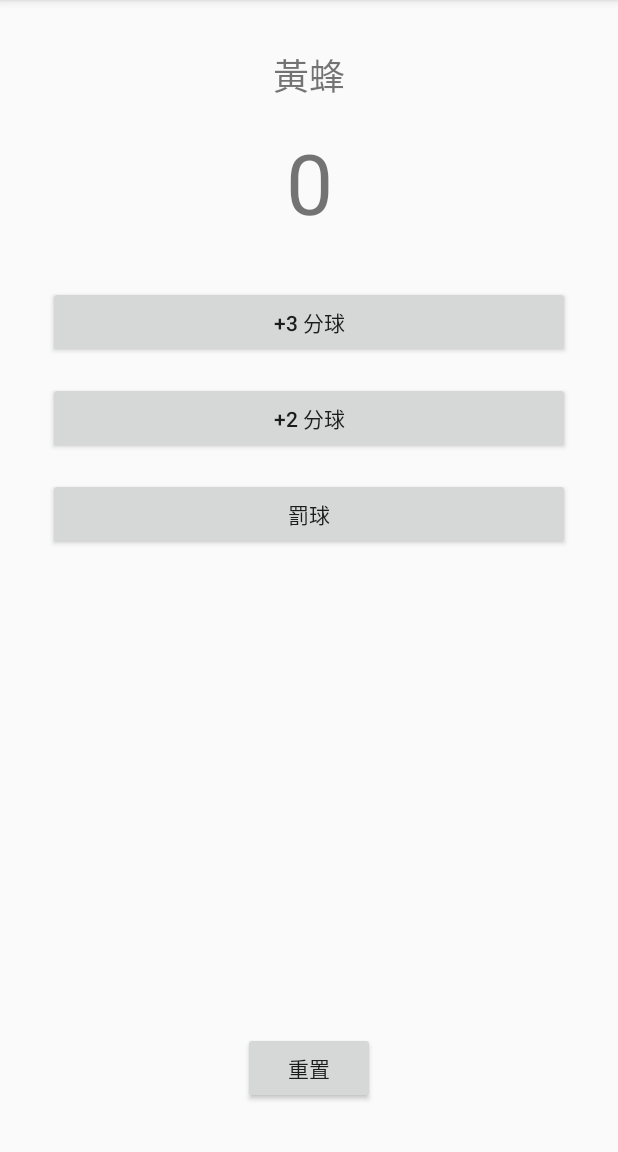
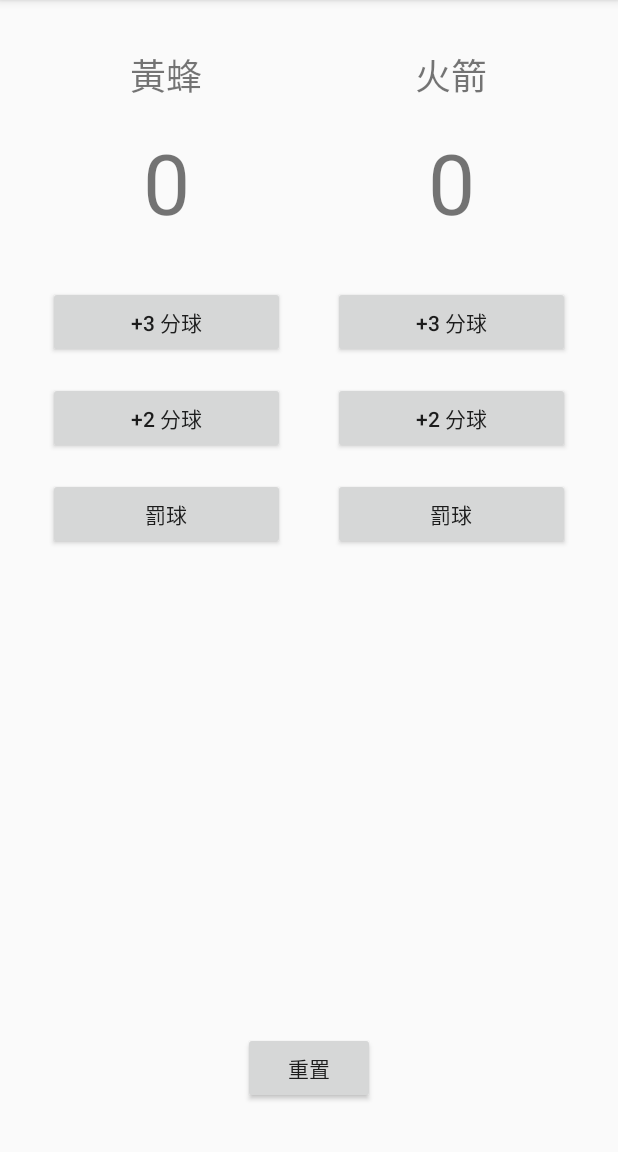
Before and after one commit to smalljay1117/lab03_courtcounter, an Android app: the screen it shows after launch (MainActivity), after a tap on "重置", on a phone screen of 412 x 824 dp, the part 84-1236 px from its top. Run offline under Robolectric (Android 15) with nearby library versions, the phone set to English and light mode, and no system bars; 3 other taps on this screen came first.

Commit message:
TeamA vs TeamB

```diff
--- a/app/src/main/java/com/example/android/lab03_courtcounter/MainActivity.java
+++ b/app/src/main/java/com/example/android/lab03_courtcounter/MainActivity.java
@@ -7,6 +7,7 @@ import android.widget.TextView;
 
 public class MainActivity extends AppCompatActivity {
     private int scoreTeamA;
+    private int scoreTeamB;
 
     @Override
     protected void onCreate(Bundle savedInstanceState) {
@@ -14,9 +15,9 @@ public class MainActivity extends AppCompatActivity {
         setContentView(R.layout.activity_main);
     }
 
-    private void displayForTeamA(int score) {
-        TextView scoreView = (TextView)findViewById(R.id.team_a_score);
-        scoreView.setText(String.valueOf(score));
+    private void displayForTeamA(int scoreA) {
+        TextView scoreView = (TextView) findViewById(R.id.teamA_a_score);
+        scoreView.setText(String.valueOf(scoreA));
     }
 
     public void add3ForTeamA(View view) {
@@ -34,8 +35,32 @@ public class MainActivity extends AppCompatActivity {
         displayForTeamA(scoreTeamA);
     }
 
+    private void displayForTeamB(int scoreB) {
+        TextView scoreView = (TextView) findViewById(R.id.teamB_a_score);
+        scoreView.setText(String.valueOf(scoreB));
+    }
+
+    public void add3ForTeamB(View view) {
+        scoreTeamB += 3;
+        displayForTeamB(scoreTeamB);
+    }
+
+    public void add2ForTeamB(View view) {
+        scoreTeamB += 2;
+        displayForTeamB(scoreTeamB);
+    }
+
+    public void add1ForTeamB(View view) {
+        scoreTeamB += 1;
+        displayForTeamB(scoreTeamB);
+    }
+
     public void resetScoreView(View view) {
         scoreTeamA = 0;
+        scoreTeamB = 0;
         displayForTeamA(scoreTeamA);
+        displayForTeamB(scoreTeamB);
     }
+
+
 }
--- a/app/src/main/res/layout/activity_main.xml
+++ b/app/src/main/res/layout/activity_main.xml
@@ -20,6 +20,7 @@
             android:layout_width="wrap_content"
             android:layout_height="wrap_content"
             android:layout_marginBottom="16sp"
+            android:layout_marginRight="16sp"
             android:layout_weight="1"
             android:orientation="vertical">
 
@@ -33,7 +34,7 @@
                 android:textSize="24sp" />
 
             <TextView
-                android:id="@+id/team_a_score"
+                android:id="@+id/teamA_a_score"
                 android:layout_width="match_parent"
                 android:layout_height="wrap_content"
                 android:layout_marginBottom="32sp"
@@ -64,6 +65,55 @@
 
         </LinearLayout>
 
+        <LinearLayout
+            android:layout_width="wrap_content"
+            android:layout_height="wrap_content"
+            android:layout_marginBottom="16sp"
+            android:layout_marginLeft="16sp"
+            android:layout_weight="1"
+            android:orientation="vertical">
+
+            <TextView
+                android:layout_width="match_parent"
+                android:layout_height="wrap_content"
+                android:layout_marginBottom="16sp"
+                android:layout_marginTop="16sp"
+                android:gravity="center"
+                android:text="火箭"
+                android:textSize="24sp" />
+
+            <TextView
+                android:id="@+id/teamB_a_score"
+                android:layout_width="match_parent"
+                android:layout_height="wrap_content"
+                android:layout_marginBottom="32sp"
+                android:gravity="center"
+                android:text="0"
+                android:textSize="56sp"/>
+
+            <Button
+                android:layout_width="match_parent"
+                android:layout_height="wrap_content"
+                android:layout_marginBottom="16sp"
+                android:onClick="add3ForTeamB"
+                android:text="+3 分球" />
+
+            <Button
+                android:layout_width="match_parent"
+                android:layout_height="wrap_content"
+                android:layout_marginBottom="16sp"
+                android:onClick="add2ForTeamB"
+                android:text="+2 分球" />
+
+            <Button
+                android:layout_width="match_parent"
+                android:layout_height="wrap_content"
+                android:layout_marginBottom="16sp"
+                android:onClick="add1ForTeamB"
+                android:text="罰球" />
+
+        </LinearLayout>
+
     </LinearLayout>
 
     <Button
```
